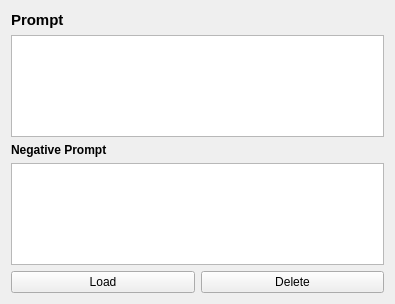
Qt form src/airunner/pyqt/prompt_browser_prompt_widget.ui (Capsize-Games/airunner) before a commit.
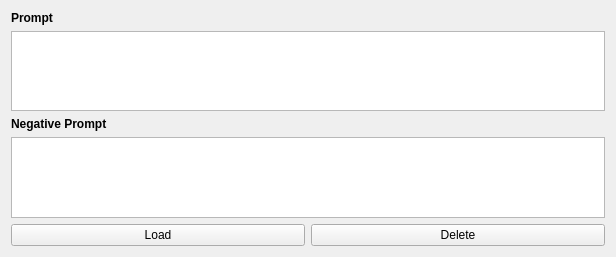
The same form after that commit.

Commit message: fixes prompt browser

Diff of the .ui file:
```diff
--- a/src/airunner/pyqt/prompt_browser_prompt_widget.ui
+++ b/src/airunner/pyqt/prompt_browser_prompt_widget.ui
@@ -6,21 +6,49 @@
    <rect>
     <x>0</x>
     <y>0</y>
-    <width>395</width>
-    <height>304</height>
+    <width>616</width>
+    <height>257</height>
    </rect>
   </property>
   <property name="windowTitle">
    <string>Form</string>
   </property>
-  <layout class="QGridLayout" name="gridLayout_2">
-   <item row="0" column="0">
-    <layout class="QGridLayout" name="gridLayout">
-     <item row="0" column="0">
+  <layout class="QGridLayout" name="gridLayout">
+   <item row="1" column="0" colspan="2">
+    <layout class="QHBoxLayout" name="horizontalLayout">
+     <item>
+      <widget class="QPushButton" name="load_button">
+       <property name="font">
+        <font>
+         <pointsize>9</pointsize>
+        </font>
+       </property>
+       <property name="text">
+        <string>Load</string>
+       </property>
+      </widget>
+     </item>
+     <item>
+      <widget class="QPushButton" name="delete_button">
+       <property name="font">
+        <font>
+         <pointsize>9</pointsize>
+        </font>
+       </property>
+       <property name="text">
+        <string>Delete</string>
+       </property>
+      </widget>
+     </item>
+    </layout>
+   </item>
+   <item row="0" column="0" colspan="2">
+    <layout class="QVBoxLayout" name="verticalLayout">
+     <item>
       <widget class="QLabel" name="label">
        <property name="font">
         <font>
-         <pointsize>11</pointsize>
+         <pointsize>9</pointsize>
          <bold>true</bold>
         </font>
        </property>
@@ -29,37 +57,42 @@
        </property>
       </widget>
      </item>
-     <item row="1" column="0">
-      <widget class="QTextBrowser" name="prompt"/>
-     </item>
-     <item row="2" column="0">
-      <widget class="QLabel" name="label_3">
+     <item>
+      <widget class="QTextBrowser" name="prompt">
        <property name="font">
         <font>
-         <bold>true</bold>
+         <pointsize>9</pointsize>
         </font>
        </property>
-       <property name="text">
-        <string>Negative Prompt</string>
+       <property name="readOnly">
+        <bool>false</bool>
        </property>
       </widget>
      </item>
-     <item row="3" column="0">
-      <widget class="QTextBrowser" name="negative_prompt"/>
-     </item>
-     <item row="4" column="0">
-      <layout class="QHBoxLayout" name="horizontalLayout">
+     <item>
+      <layout class="QVBoxLayout" name="verticalLayout_2">
        <item>
-        <widget class="QPushButton" name="load_button">
+        <widget class="QLabel" name="label_3">
+         <property name="font">
+          <font>
+           <pointsize>9</pointsize>
+           <bold>true</bold>
+          </font>
+         </property>
          <property name="text">
-          <string>Load</string>
+          <string>Negative Prompt</string>
          </property>
         </widget>
        </item>
        <item>
-        <widget class="QPushButton" name="delete_button">
-         <property name="text">
-          <string>Delete</string>
+        <widget class="QTextBrowser" name="negative_prompt">
+         <property name="font">
+          <font>
+           <pointsize>9</pointsize>
+          </font>
+         </property>
+         <property name="readOnly">
+          <bool>false</bool>
          </property>
         </widget>
        </item>
```
The commit also changes 6 other files.
